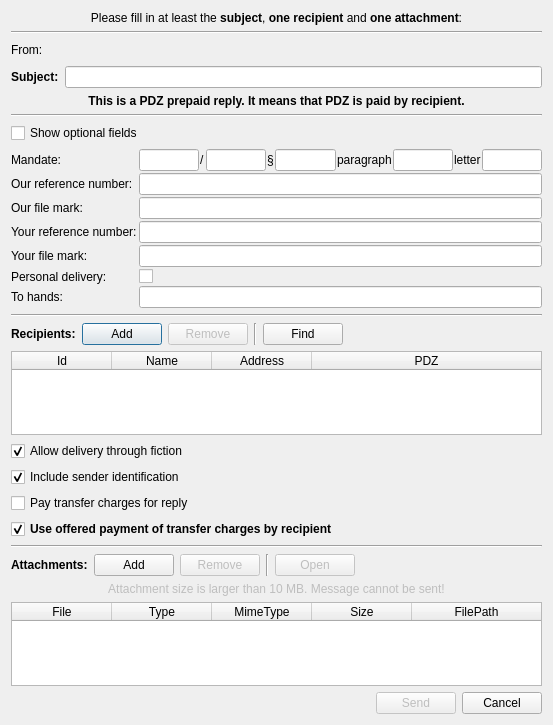
Old version of the form src/gui/ui/dlg_send_message.ui in the repository psakar/datovka.
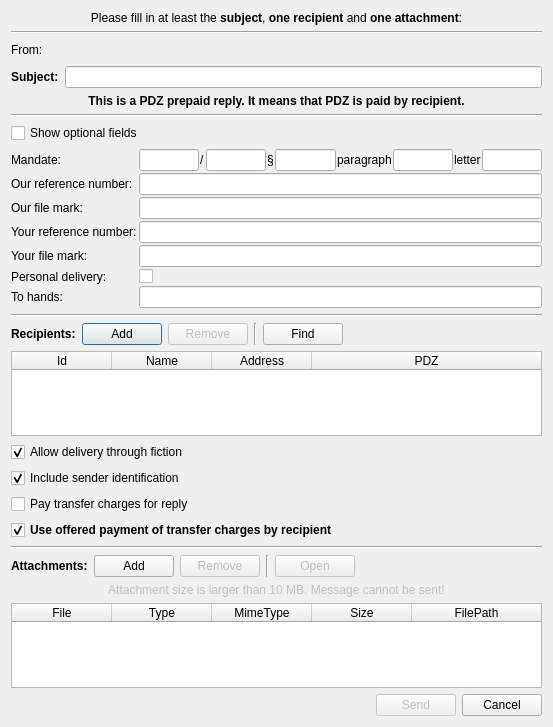
New version of the form. Icons and pictures are not drawn.

Commit message: Fixed reply on the message - fixed wrong ref.number and ident.number (issue #122)

```diff
--- a/src/gui/ui/dlg_send_message.ui
+++ b/src/gui/ui/dlg_send_message.ui
@@ -7,7 +7,7 @@
     <x>0</x>
     <y>0</y>
     <width>553</width>
-    <height>725</height>
+    <height>727</height>
    </rect>
   </property>
   <property name="font">
@@ -252,15 +252,12 @@
        </layout>
       </item>
       <item row="1" column="0">
-       <widget class="QLabel" name="labeldmRecipientRefNumber">
+       <widget class="QLabel" name="labeldmSenderRefNumber">
         <property name="text">
          <string>Our reference number:</string>
         </property>
        </widget>
       </item>
-      <item row="1" column="1">
-       <widget class="QLineEdit" name="dmRecipientRefNumber"/>
-      </item>
       <item row="2" column="0">
        <widget class="QLabel" name="label_7">
         <property name="text">
@@ -268,19 +265,13 @@
         </property>
        </widget>
       </item>
-      <item row="2" column="1">
-       <widget class="QLineEdit" name="dmRecipientIdent"/>
-      </item>
       <item row="3" column="0">
-       <widget class="QLabel" name="labeldmSenderRefNumber">
+       <widget class="QLabel" name="labeldmRecipientRefNumber">
         <property name="text">
          <string>Your reference number:</string>
         </property>
        </widget>
       </item>
-      <item row="3" column="1">
-       <widget class="QLineEdit" name="dmSenderRefNumber"/>
-      </item>
       <item row="4" column="0">
        <widget class="QLabel" name="label_9">
         <property name="text">
@@ -288,33 +279,42 @@
         </property>
        </widget>
       </item>
-      <item row="4" column="1">
-       <widget class="QLineEdit" name="dmSenderIdent"/>
-      </item>
-      <item row="5" column="0">
+      <item row="6" column="0">
        <widget class="QLabel" name="label_10">
         <property name="text">
          <string>Personal delivery:</string>
         </property>
        </widget>
       </item>
-      <item row="5" column="1">
+      <item row="6" column="1">
        <widget class="QCheckBox" name="dmPersonalDelivery">
         <property name="text">
          <string/>
         </property>
        </widget>
       </item>
-      <item row="6" column="0">
+      <item row="7" column="0">
        <widget class="QLabel" name="label_11">
         <property name="text">
          <string>To hands:</string>
         </property>
        </widget>
       </item>
-      <item row="6" column="1">
+      <item row="7" column="1">
        <widget class="QLineEdit" name="dmToHands"/>
       </item>
+      <item row="2" column="1">
+       <widget class="QLineEdit" name="dmSenderIdent"/>
+      </item>
+      <item row="4" column="1">
+       <widget class="QLineEdit" name="dmRecipientIdent"/>
+      </item>
+      <item row="1" column="1">
+       <widget class="QLineEdit" name="dmSenderRefNumber"/>
+      </item>
+      <item row="3" column="1">
+       <widget class="QLineEdit" name="dmRecipientRefNumber"/>
+      </item>
      </layout>
     </widget>
    </item>
```
Left out of the diff: 29 changed lines with no effect on the pictures. The commit also changes 4 other files.
